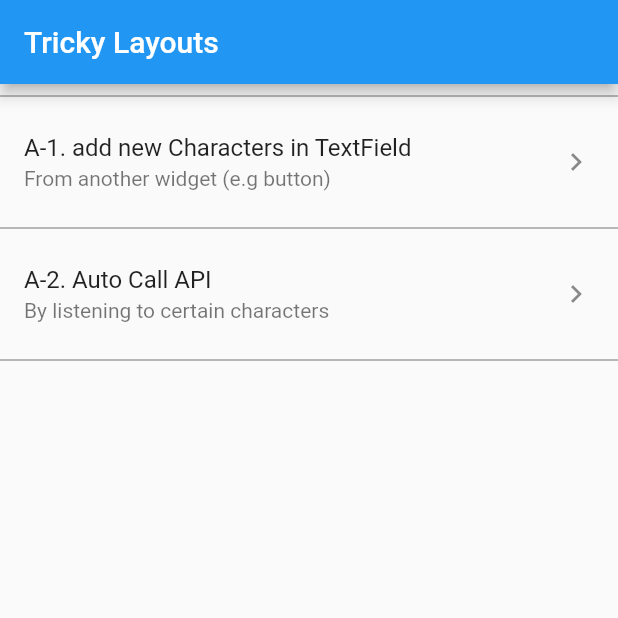
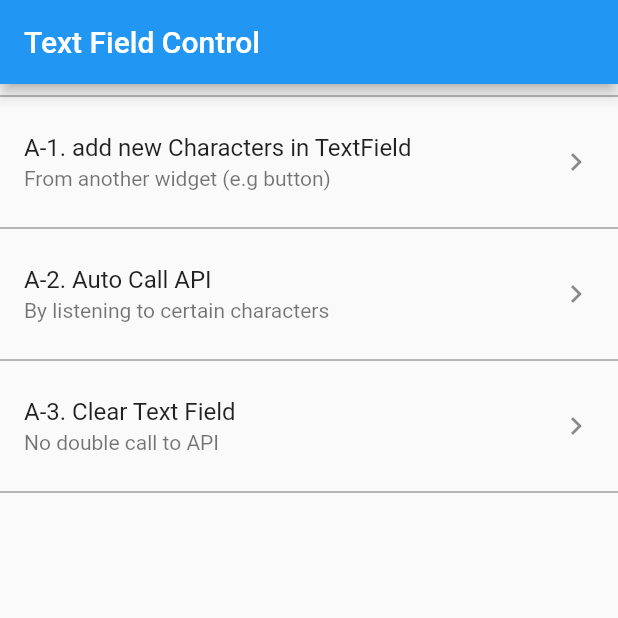
Before and after one commit to ejabu/flutter_text_field_control, a Flutter app: the screen it shows after launch, on a phone screen of 412 x 824 dp, the top half of it. Run offline on Flutter 3.47's test engine with Material 2 defaults, Android fonts, the phone set to English and light mode, and no system bars.

Commit message:
clear Text

```diff
--- a/lib/main.dart
+++ b/lib/main.dart
@@ -2,6 +2,7 @@ import 'package:flutter/material.dart';
 
 import 'a_screen/button_add.dart';
 import 'b_screen/auto_call_api.dart';
+import 'c_screen/clear_text.dart';
 
 void main() => runApp(MyApp());
 
@@ -21,7 +22,7 @@ class BaseScreen extends StatelessWidget {
   Widget build(BuildContext context) {
     return Scaffold(
       appBar: AppBar(
-        title: Text('Tricky Layouts'),
+        title: Text('Text Field Control'),
       ),
       body: Center(
         child: Row(
@@ -43,6 +44,13 @@ class BaseScreen extends StatelessWidget {
                     title: "A-2. Auto Call API",
                     subtitle: "By listening to certain characters",
                     child: AutoCallApi(),
+                  ),
+
+                  Dividers(),
+                  ScreenButton(
+                    title: "A-3. Clear Text Field",
+                    subtitle: "No double call to API",
+                    child: ClearTextScreen(),
                   ),
 
                   Dividers(),
```
Also changed, not shown: lib/c_screen/clear_text.dart (added, +79 -0 lines).
